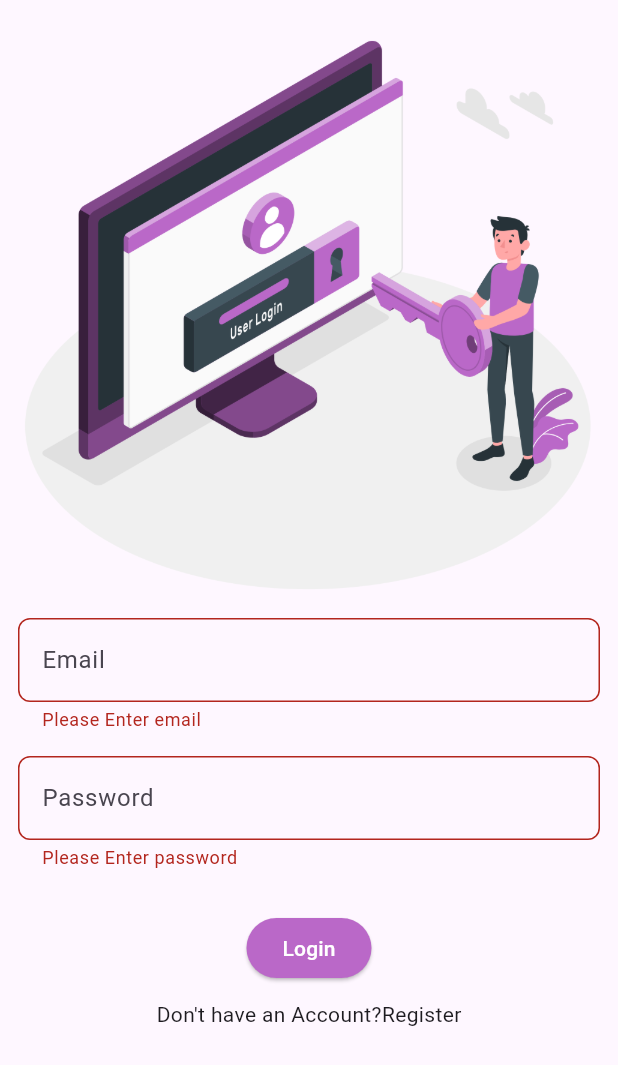
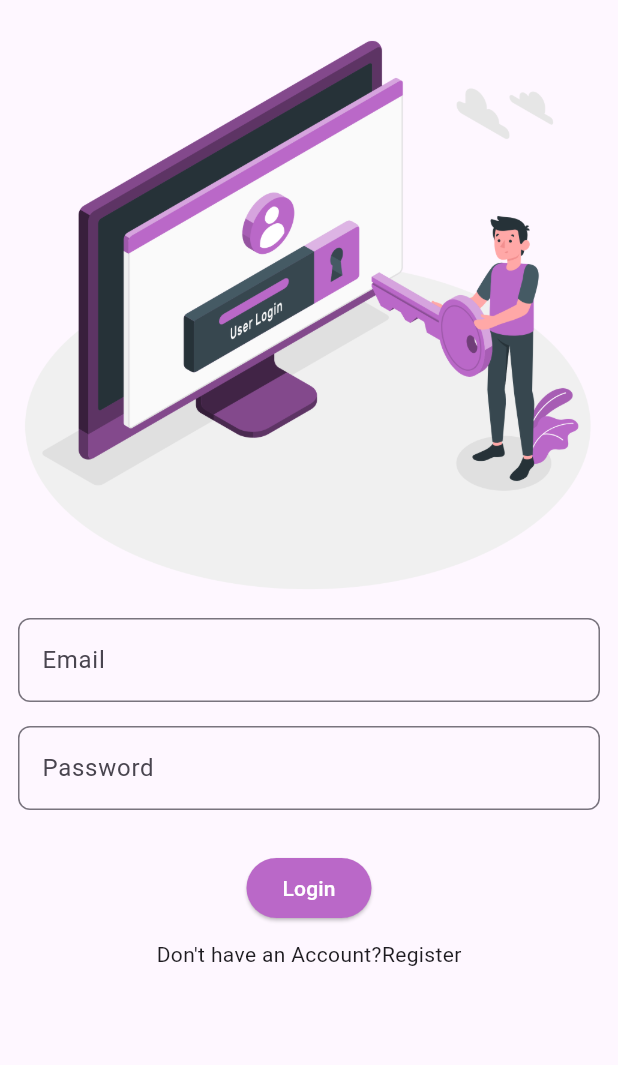
Before and after one commit to Sampath-GM/todoapp_flutter, a Flutter app: the Loginpage screen opened directly, after a tap on "Login", on a phone screen of 412 x 824 dp. Shown: the top 1065 px of the screen. Run offline on Flutter 3.47's test engine with Material 3 defaults, Android fonts, the phone set to English and light mode, and no system bars.

Commit message:
modified loginpage

```diff
--- a/lib/pages/loginpage.dart
+++ b/lib/pages/loginpage.dart
@@ -1,5 +1,4 @@
 import 'dart:convert';
-
 import 'package:flutter/material.dart';
 import 'package:todoapp/pages/HomePage.dart';
 import 'package:http/http.dart' as http;
@@ -13,42 +12,10 @@ class Loginpage extends StatefulWidget {
 
 class _LoginpageState extends State<Loginpage> {
   final TextEditingController emailediter = TextEditingController();
-
   final TextEditingController passwordediter = TextEditingController();
 
   bool _isNotValidate = false;
 
-  void registerUser() async{
-    if(emailediter.text.isNotEmpty && passwordediter.text.isNotEmpty){
-
-    var resBody ={
-      "email":emailediter.text,
-      "password":passwordediter.text
-    };
-
-    var response = await http.post(Uri.parse("http://192.168.48.63:3004/user/registration"),
-    headers: {"Content-Type":"application/json"},
-    body: jsonEncode(resBody),
-    );
-
-    var jsonResponse = jsonDecode(response.body);
-    print(jsonResponse['status']);
-
-    if (jsonResponse['status']){
-      Navigator.of(context).push(MaterialPageRoute(builder: (context) => Loginpage() ));
-
-    }
-    else{
-      print("SomeThing went Wrong");
-    }
-
-    }
-    else{
-         setState(() {
-        _isNotValidate = true;
-      });
-    }
-  }
 
   @override
   Widget build(BuildContext context) {
@@ -96,7 +63,7 @@ class _LoginpageState extends State<Loginpage> {
                const SizedBox(height: 20,),
 
                      ElevatedButton(onPressed: (){
-                      registerUser();
+                      // registerUser();
                      },
                      style: ElevatedButton.styleFrom(
                       backgroundColor: Colors.purple[300]
```
